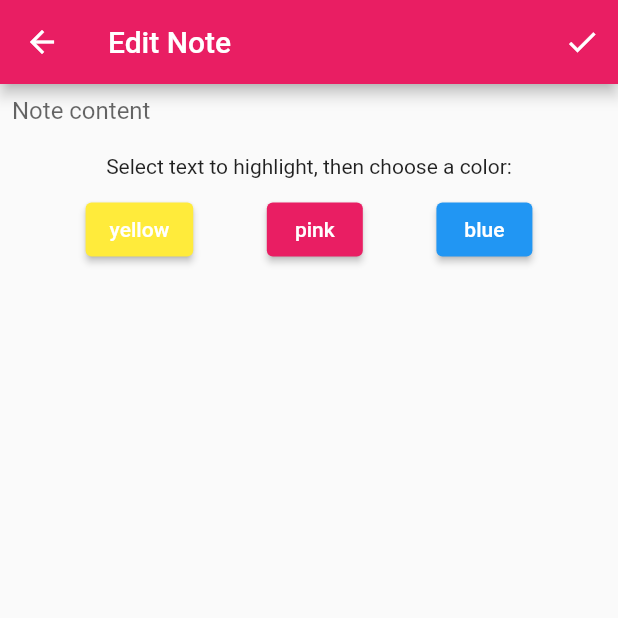
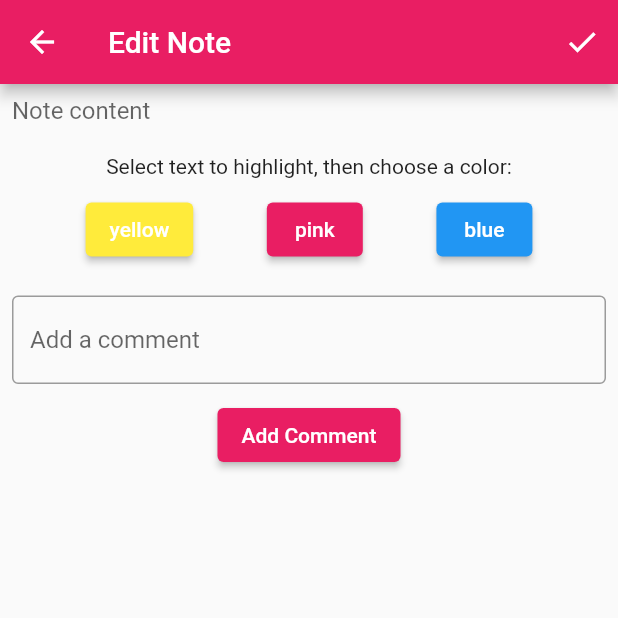
Before and after one commit to jdcarter157/cyber_note, a Flutter app: the EditNoteScreen screen opened directly with empty values, on a phone screen of 412 x 824 dp, the top half of it. Run offline on Flutter 3.47's test engine with Material 2 defaults, Android fonts, the phone set to English and light mode, and no system bars; our stand-ins replace camera, shared_preferences; missing offline and left inert: google_ml_kit; accounts and stored records are empty.

Commit message:
comments and higlights working

```diff
--- a/lib/edit_note_screen.dart
+++ b/lib/edit_note_screen.dart
@@ -24,6 +24,7 @@ class _EditNoteScreenState extends State<EditNoteScreen> {
       HighlightColor.pink: Colors.pink,
       HighlightColor.blue: Colors.blue,
     };
+    _commentsController = TextEditingController();
   }
 
   @override
@@ -78,6 +79,29 @@ class _EditNoteScreenState extends State<EditNoteScreen> {
                   );
                 }).toList(),
               ),
+              SizedBox(height: 20),
+              TextField(
+                controller: _commentsController,
+                minLines: 1,
+                maxLines: null,
+                decoration: InputDecoration(
+                  hintText: 'Add a comment',
+                  border: OutlineInputBorder(),
+                ),
+              ),
+              SizedBox(height: 10),
+              ElevatedButton(
+                onPressed: () {
+                  String comment = _commentsController.text.trim();
+                  if (comment.isNotEmpty) {
+                    setState(() {
+                      widget.note.comments.add(comment);
+                    });
+                    _commentsController.clear();
+                  }
+                },
+                child: Text('Add Comment'),
+              ),
             ],
           ),
         ),
```
